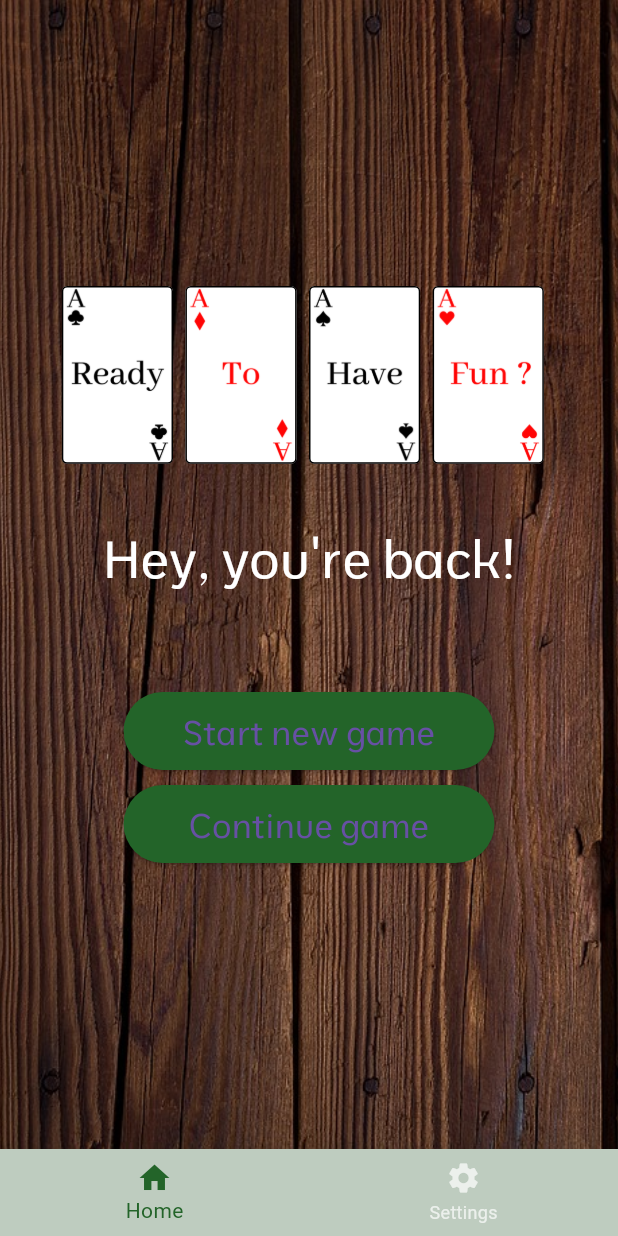
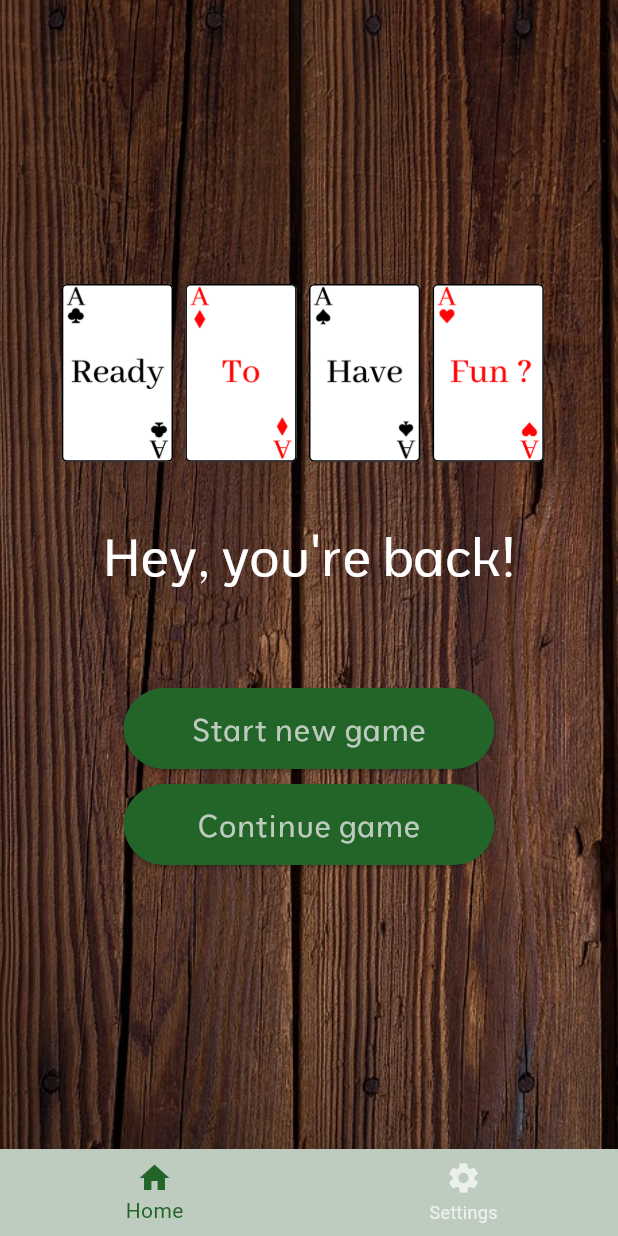
Before and after one commit to charlottedvl/solitaire_flutter, a Flutter app: the screen it shows after launch, on a phone screen of 412 x 824 dp. Run offline on Flutter 3.47's test engine with Material 3 defaults, Android fonts, the phone set to English and light mode, and no system bars; our stand-ins replace confetti, shared_preferences.

Commit message:
Fix display buttons

```diff
--- a/lib/main.dart
+++ b/lib/main.dart
@@ -40,7 +40,7 @@ class MyAppState extends State<MyApp> {
               case '/home':
                 return MaterialPageRoute(builder: (context) => Home());
               case '/settings':
-                return MaterialPageRoute(builder: (context) => Settings());
+                return MaterialPageRoute(builder: (context) => VictoryView());
               case '/victory':
                 return MaterialPageRoute(builder: (context) => VictoryView());
               default:
@@ -53,22 +53,28 @@ class MyAppState extends State<MyApp> {
             textButtonTheme: TextButtonThemeData(
                 style: TextButton.styleFrom(
                     foregroundColor: green,
+                    padding: const EdgeInsets.symmetric(horizontal: 0.0, vertical: 1),
                     textStyle: const TextStyle(
                       fontFamily: "Moderustic",
                       fontSize: 12,
+                      color: Colors.white
                     ))),
             elevatedButtonTheme: ElevatedButtonThemeData(
                 style: ElevatedButton.styleFrom(
                     backgroundColor: green,
-                    padding: EdgeInsets.symmetric(horizontal: 15, vertical: 12),
-                    textStyle: const TextStyle(
-                      fontFamily: 'Moderustic',
-                      fontSize: 15,
-                      color: lightGreen,
-                    ))),
+                    padding: const EdgeInsets.symmetric(horizontal: 15, vertical: 12),
+                    )),
             textTheme: const TextTheme(
               titleLarge: TextStyle(
-                  fontSize: 35, color: Colors.white, fontFamily: 'Moderustic'),
+                  fontSize: 35,
+                  color: Colors.white,
+                  fontFamily: 'Moderustic'
+              ),
+              bodyLarge: TextStyle(
+                  fontFamily: 'Moderustic',
+                  fontSize: 20,
+                  color: lightGreen,
+            )
             ),
           ),
           home: Home(),
--- a/lib/screens/board_screen/components/tool_bar.dart
+++ b/lib/screens/board_screen/components/tool_bar.dart
@@ -11,7 +11,7 @@ class ToolBar extends StatelessWidget {
     return BottomAppBar(
       color: lightGreen,
       child: Row(
-        mainAxisAlignment: MainAxisAlignment.center,
+        mainAxisAlignment: MainAxisAlignment.spaceEvenly,
         children: [
           ToolBarButton(
             action: () => {Navigator.pushReplacementNamed(context, '/home')},
--- a/lib/screens/board_screen/widgets/tool_bar_button.dart
+++ b/lib/screens/board_screen/widgets/tool_bar_button.dart
@@ -15,7 +15,7 @@ class ToolBarButton extends StatelessWidget {
   @override
   Widget build(BuildContext context) {
     return TextButton(
-      style: Theme.of(context).textButtonTheme.style,
+          style: Theme.of(context).textButtonTheme.style,
       onPressed: () {
         action();
       },
--- a/lib/screens/shared/widget/button.dart
+++ b/lib/screens/shared/widget/button.dart
@@ -15,7 +15,7 @@ class CustomButton extends StatelessWidget {
           style: Theme.of(context).elevatedButtonTheme.style,
           child: Text(
             title,
-            textScaleFactor: 1.5,
+            style: Theme.of(context).textTheme.bodyLarge,
           ),
         ));
   }
```
